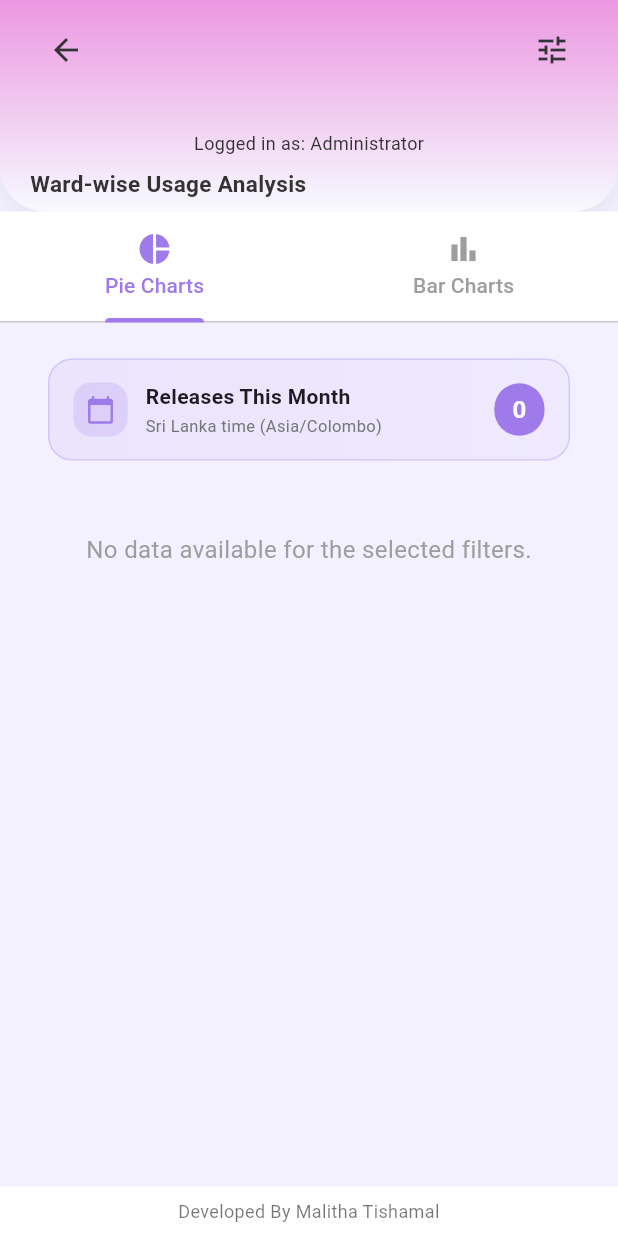
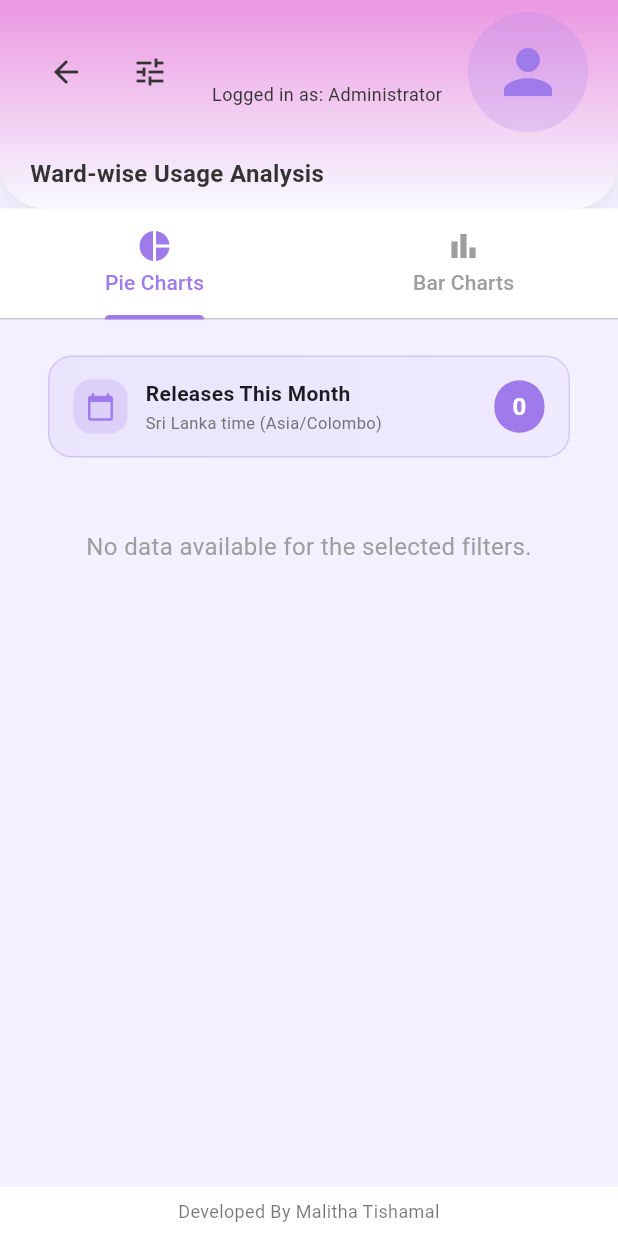
Before and after one commit to malitha-tishamal/MediQ-Antibiotic-Management-App, a Flutter app: the WardWiseUsageChartsScreen screen opened directly, on a phone screen of 412 x 824 dp. Run offline on Flutter 3.47's test engine with Material 3 defaults, Android fonts, the phone set to English and light mode, and no system bars; our stand-ins replace cloud_firestore, csv, firebase_auth, firebase_core, fl_chart, flutter_typeahead and 5 more; accounts and stored records are empty.

Commit message:
Update ward_wise_usage_charts.dart

```diff
--- a/mediq/lib/admin/analyst/overall_ward_wise_usage overview/ward_wise_usage_charts.dart
+++ b/mediq/lib/admin/analyst/overall_ward_wise_usage overview/ward_wise_usage_charts.dart
@@ -670,7 +670,7 @@
 
   Widget _buildHeader(BuildContext context) {
   return Container(
-      padding: const EdgeInsets.only(top: 4, left: 20, right: 20, bottom: 8),
+    padding: const EdgeInsets.only(top: 8, left: 20, right: 20, bottom: 12),
     decoration: const BoxDecoration(
       gradient: LinearGradient(
         colors: [AppColors.headerGradientStart, AppColors.headerGradientEnd],
@@ -683,16 +683,22 @@
       ),
       boxShadow: [
         BoxShadow(
-              color: Color(0x10000000), blurRadius: 15, offset: Offset(0, 5))
+          color: Color(0x10000000),
+          blurRadius: 15,
+          offset: Offset(0, 5),
+        ),
       ],
     ),
     child: Column(
       crossAxisAlignment: CrossAxisAlignment.start,
       mainAxisSize: MainAxisSize.min,
       children: [
-          const SizedBox(height: 5),
+        // Single row: left icons, center user info, right profile picture
         Row(
-            mainAxisAlignment: MainAxisAlignment.spaceBetween,
+          crossAxisAlignment: CrossAxisAlignment.center,
+          children: [
+            // Left side: back button + filter icon
+            Row(
               children: [
                 IconButton(
                   padding: EdgeInsets.zero,
@@ -701,43 +707,77 @@
                       color: AppColors.headerTextDark, size: 24),
                   onPressed: () => Navigator.of(context).pop(),
                 ),
+                const SizedBox(width: 8),
                 IconButton(
-                icon: const Icon(Icons.tune, color: AppColors.headerTextDark),
+                  icon: const Icon(Icons.tune,
+                      color: AppColors.headerTextDark),
                   onPressed: _showFilterPanel,
-              ),
-            ],
-          ),
-          const SizedBox(height: 2),
-          Center(
-            child: Column(
+                  padding: EdgeInsets.zero,
+                  constraints: const BoxConstraints(),
+                ),
+              ],
+            ),
+            const Spacer(),
+            // Center: user info
+            Column(
+              mainAxisSize: MainAxisSize.min,
               children: [
                 Text(
                   _currentUserName,
                   style: const TextStyle(
                     fontSize: 18,
                     fontWeight: FontWeight.bold,
-                      color: AppColors.headerTextDark),
-                ),
-                const SizedBox(height: 2),
+                    color: AppColors.headerTextDark,
+                  ),
+                ),
+                const SizedBox(height: 4),
                 const Text(
                   'Logged in as: Administrator',
                   style: TextStyle(
-                      fontSize: 12, color: AppColors.headerTextDark),
-                ),
-              ],
-            ),
-          ),
-          const SizedBox(height: 8),
+                    fontSize: 12,
+                    color: AppColors.headerTextDark,
+                  ),
+                ),
+              ],
+            ),
+            const Spacer(),
+            // Right side: profile picture (80x80)
+            _buildProfileAvatar(),
+          ],
+        ),
+        const SizedBox(height: 16),
+        // Title
         const Text(
           'Ward-wise Usage Analysis',
           style: TextStyle(
-                fontSize: 15,
+            fontSize: 16,
             fontWeight: FontWeight.w600,
-                color: AppColors.headerTextDark),
-          ),
-        ],
-      ),
-    );
+            color: AppColors.headerTextDark,
+          ),
+        ),
+      ],
+    ),
+  );
+}
+
+// Helper for profile avatar (80x80, radius 40)
+Widget _buildProfileAvatar() {
+  if (_profileImageUrl != null && _profileImageUrl!.isNotEmpty) {
+    return CircleAvatar(
+      radius: 40,
+      backgroundImage: NetworkImage(_profileImageUrl!),
+      backgroundColor: Colors.grey.shade200,
+      onBackgroundImageError: (_, __) {
+        if (mounted) setState(() => _profileImageUrl = null);
+      },
+    );
+  } else {
+    return CircleAvatar(
+      radius: 40,
+      backgroundColor: AppColors.primaryPurple.withOpacity(0.2),
+      child: const Icon(Icons.person, color: AppColors.primaryPurple, size: 48),
+    );
+  }
 }
 
   // ---------- Current Month Indicator (Improved) ----------
```
Lines whose indentation alone changed are shown as unchanged.
